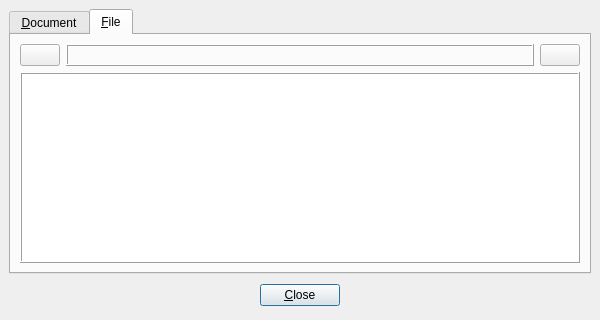
Above: src/qdjviewinfodialog.ui from barak/djview4 before the change. Below: the same form after it.
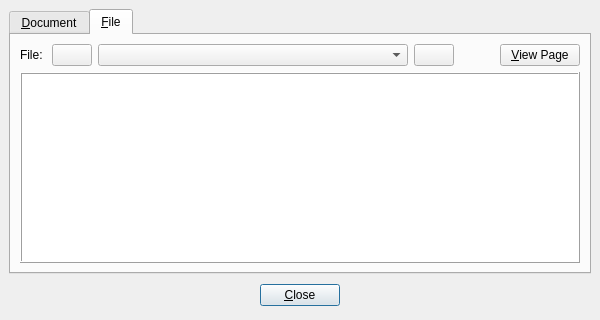
That is the form after the change. The open tabs and pages were chosen to show the change. Icons and pictures are not drawn.

Commit message: Removed initialPage optimization. Simplified handling of redisplays (via makelayout now). Beautified info and meta dialogs.

```diff
--- a/src/qdjviewinfodialog.ui
+++ b/src/qdjviewinfodialog.ui
@@ -88,41 +88,56 @@
          <property name="spacing" >
           <number>6</number>
          </property>
-         <item>
-          <widget class="QPushButton" name="prevFileButton" >
-           <property name="icon" >
-            <iconset>images/icon_prev.png</iconset>
-           </property>
-          </widget>
-         </item>
          <item>
           <widget class="QLabel" name="fileLabel" >
+           <property name="text" >
+            <string>File: </string>
+           </property>
+          </widget>
+         </item>
+         <item>
+          <widget class="QPushButton" name="prevButton" >
+           <property name="icon" >
+            <iconset resource="qdjview.qrc" >:/images/icon_prev.png</iconset>
+           </property>
+          </widget>
+         </item>
+         <item>
+          <widget class="QComboBox" name="fileCombo" >
            <property name="sizePolicy" >
             <sizepolicy>
-             <hsizetype>5</hsizetype>
-             <vsizetype>5</vsizetype>
+             <hsizetype>1</hsizetype>
+             <vsizetype>0</vsizetype>
              <horstretch>1</horstretch>
              <verstretch>0</verstretch>
             </sizepolicy>
            </property>
-           <property name="frameShape" >
-            <enum>QFrame::Box</enum>
-           </property>
-           <property name="frameShadow" >
-            <enum>QFrame::Raised</enum>
-           </property>
-           <property name="textFormat" >
-            <enum>Qt::PlainText</enum>
-           </property>
-           <property name="alignment" >
-            <set>Qt::AlignCenter</set>
-           </property>
           </widget>
          </item>
          <item>
           <widget class="QPushButton" name="nextFileButton" >
            <property name="icon" >
-            <iconset>images/icon_next.png</iconset>
+            <iconset resource="qdjview.qrc" >:/images/icon_next.png</iconset>
+           </property>
+          </widget>
+         </item>
+         <item>
+          <spacer>
+           <property name="orientation" >
+            <enum>Qt::Horizontal</enum>
+           </property>
+           <property name="sizeHint" >
+            <size>
+             <width>40</width>
+             <height>20</height>
+            </size>
+           </property>
+          </spacer>
+         </item>
+         <item>
+          <widget class="QPushButton" name="jumpButton" >
+           <property name="text" >
+            <string>&amp;View Page</string>
            </property>
           </widget>
          </item>
```
Left out of the diff: 16 changed lines with no effect on the pictures. The commit also changes 5 other files.
